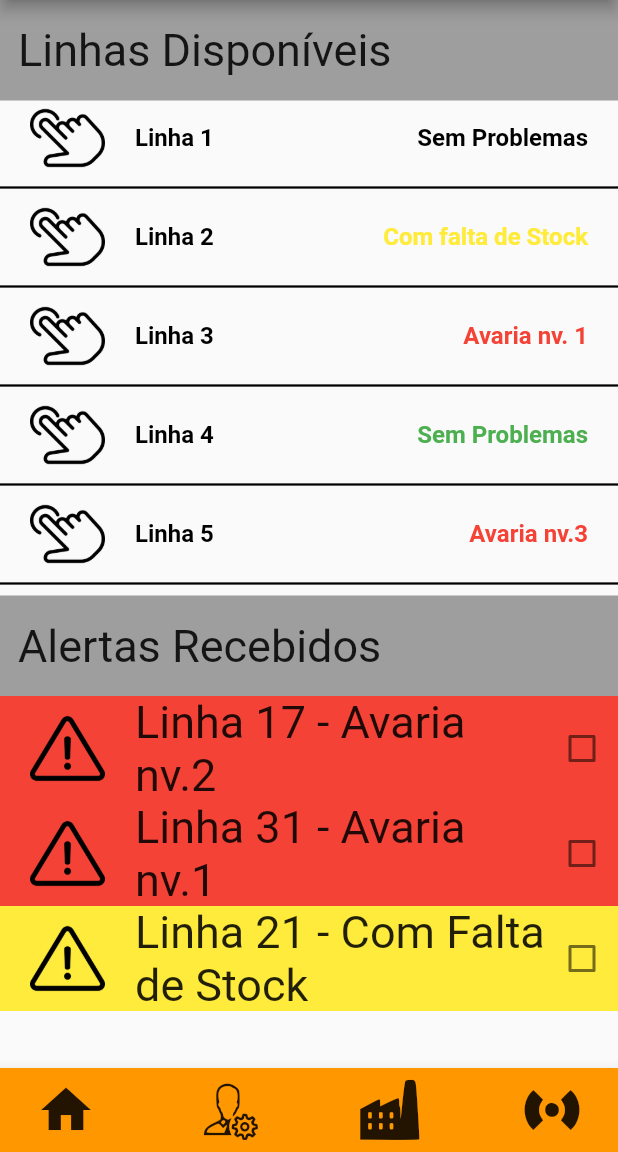
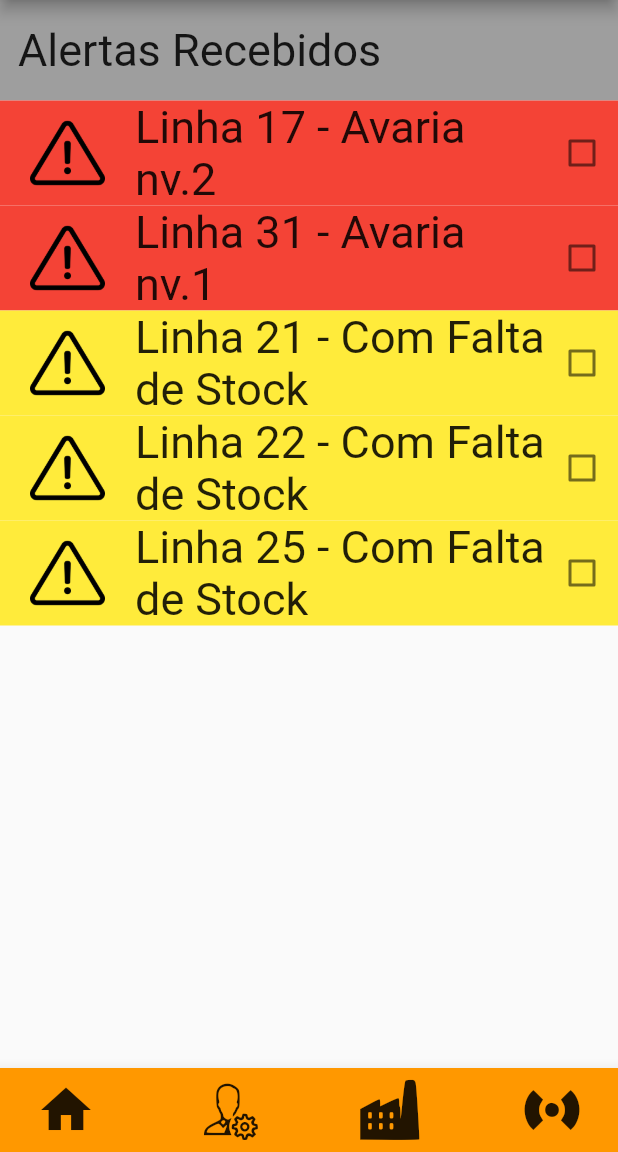
Before and after one commit to Patricio-Simoes/App-Continental, a Flutter app: the Home screen opened directly, after a tap on an icon or button, on a phone screen of 412 x 824 dp, the part 84-1236 px from its top. Run offline on Flutter 3.47's test engine with Material 2 defaults, Android fonts, the light colour scheme and no system bars.

Commit message:
added alert page

```diff
--- a/lib/LowerAppBar.dart
+++ b/lib/LowerAppBar.dart
@@ -1,6 +1,9 @@
 import 'package:flutter/material.dart';
 import 'package:app_continental/helpers/flutterfont.dart';
 import 'package:app_continental/factory_lines.dart';
+import 'admin-panel.dart';
+import 'home.dart';
+import 'alerts.dart';
 
 class LowerAppBar extends StatelessWidget implements PreferredSizeWidget {
   const LowerAppBar({super.key});
@@ -19,7 +22,10 @@ class LowerAppBar extends StatelessWidget implements PreferredSizeWidget {
             icon: const Icon(Icons.home),
             iconSize: 40,
             onPressed: () {
-              // Handle menu button press
+              Navigator.push(
+                context,
+                MaterialPageRoute(builder: (context) => const Home()),
+              );
             },
           ),
           //  const Spacer(),
@@ -29,7 +35,10 @@ class LowerAppBar extends StatelessWidget implements PreferredSizeWidget {
             icon: const Icon(FlutterFontIcons.admin),
             iconSize: 40,
             onPressed: () {
-              // Handle menu button press
+              Navigator.push(
+                context,
+                MaterialPageRoute(builder: (context) => const adminPanel()),
+              );
             },
           ),
 
@@ -52,7 +61,11 @@ class LowerAppBar extends StatelessWidget implements PreferredSizeWidget {
             tooltip: 'Alertas Recebidos',
             icon: const Icon(FlutterFontIcons.alert),
             iconSize: 40,
-            onPressed: () {},
+            onPressed: () {
+              Navigator.push(
+                context,
+                MaterialPageRoute(builder: (context) => const Alerts()),
+              );},
           ),
         ],
       ),
--- /dev/null
+++ b/lib/alerts.dart
@@ -0,0 +1,212 @@
+import 'package:app_continental/LowerAppBar.dart';
+import 'package:app_continental/TopAppBar.dart';
+import 'package:flutter/material.dart';
+
+class Alerts extends StatefulWidget {
+  const Alerts({super.key});
+
+  @override
+  State<Alerts> createState() => _AlertsState();
+}
+
+class _AlertsState extends State<Alerts> {
+  bool isChecked = false;
+  @override
+  Widget build(BuildContext context) {
+    return Scaffold(
+      appBar: const TopAppBar(),
+      body: Column(
+        crossAxisAlignment: CrossAxisAlignment.start,
+        children: [
+          Container(
+            color: Colors.grey,
+            width: double.infinity,
+            child: const Row(
+              children: [
+                Padding(
+                  padding: EdgeInsets.fromLTRB(12, 16, 0, 16),
+                  child: Text(
+                    'Alertas Recebidos',
+                    style: TextStyle(fontSize: 30),
+                  ),
+                ),
+              ],
+            ),
+          ),
+          Container(
+            color: Colors.red,
+            width: double.infinity,
+            child: Row(
+              mainAxisAlignment: MainAxisAlignment.spaceEvenly,
+              children: [
+                Padding(
+                  padding: const EdgeInsets.only(left: 20),
+                  child: Image.asset(
+                    'assets/images/warning.png',
+                    width: 50,
+                    height: 50,
+                  ),
+                ),
+                const SizedBox(
+                  width: 20,
+                ),
+                const Expanded(
+                  child: Text(
+                    'Linha 17 - Avaria nv.2',
+                    style: TextStyle(fontSize: 30),
+                  ),
+                ),
+                Checkbox(
+                  value: isChecked,
+                  onChanged: (bool? newValue) {
+                    setState(() {
+                      isChecked = newValue!;
+                    });
+                  },
+                ),
+              ],
+            ),
+          ),
+          Container(
+            color: Colors.red,
+            width: double.infinity,
+            child: Row(
+              mainAxisAlignment: MainAxisAlignment.spaceEvenly,
+              children: [
+                Padding(
+                  padding: const EdgeInsets.only(left: 20),
+                  child: Image.asset(
+                    'assets/images/warning.png',
+                    width: 50,
+                    height: 50,
+                  ),
+                ),
+                const SizedBox(
+                  width: 20,
+                ),
+                const Expanded(
+                  child: Text(
+                    'Linha 31 - Avaria nv.1',
+                    style: TextStyle(fontSize: 30),
+                  ),
+                ),
+                Checkbox(
+                  value: isChecked,
+                  onChanged: (bool? newValue) {
+                    setState(() {
+                      isChecked = newValue!;
+                    });
+                  },
+                ),
+              ],
+            ),
+          ),
+          Container(
+            color: Colors.yellow,
+            width: double.infinity,
+            child: Row(
+              mainAxisAlignment: MainAxisAlignment.spaceEvenly,
+              children: [
+                Padding(
+                  padding: const EdgeInsets.only(left: 20),
+                  child: Image.asset(
+                    'assets/images/warning.png',
+                    width: 50,
+                    height: 50,
+                  ),
+                ),
+                const SizedBox(
+                  width: 20,
+                ),
+                const Expanded(
+                  child: Text(
+                    'Linha 21 - Com Falta de Stock',
+                    style: TextStyle(fontSize: 30),
+                  ),
+                ),
+                Checkbox(
+                  value: isChecked,
+                  onChanged: (bool? newValue) {
+                    setState(() {
+                      isChecked = newValue!;
+                    });
+                  },
+                ),
+              ],
+            ),
+          ),
+          Container(
+            color: Colors.yellow,
+            width: double.infinity,
+            child: Row(
+              mainAxisAlignment: MainAxisAlignment.spaceEvenly,
+              children: [
+                Padding(
+                  padding: const EdgeInsets.only(left: 20),
+                  child: Image.asset(
+                    'assets/images/warning.png',
+                    width: 50,
+                    height: 50,
+                  ),
+                ),
+                const SizedBox(
+                  width: 20,
+                ),
+                const Expanded(
+                  child: Text(
+                    'Linha 22 - Com Falta de Stock',
+                    style: TextStyle(fontSize: 30),
+                  ),
+                ),
+                Checkbox(
+                  value: isChecked,
+                  onChanged: (bool? newValue) {
+                    setState(() {
+                      isChecked = newValue!;
+                    });
+                  },
+                ),
+              ],
+            ),
+          ),
+          Container(
+            color: Colors.yellow,
+            width: double.infinity,
+            child: Row(
+              mainAxisAlignment: MainAxisAlignment.spaceEvenly,
+              children: [
+                Padding(
+                  padding: const EdgeInsets.only(left: 20),
+                  child: Image.asset(
+                    'assets/images/warning.png',
+                    width: 50,
+                    height: 50,
+                  ),
+                ),
+                const SizedBox(
+                  width: 20,
+                ),
+                const Expanded(
+                  child: Text(
+                    'Linha 25 - Com Falta de Stock',
+                    style: TextStyle(fontSize: 30),
+                  ),
+                ),
+                Checkbox(
+                  value: isChecked,
+                  onChanged: (bool? newValue) {
+                    setState(() {
+                      isChecked = newValue!;
+                    });
+                  },
+                ),
+              ],
+            ),
+          ),
+          // Add more rows as needed
+        ],
+      ),
+      bottomNavigationBar: const LowerAppBar(),
+    );
+  }
+}
--- a/lib/home.dart
+++ b/lib/home.dart
@@ -267,7 +267,6 @@ class _HomeState extends State<Home> {
             color: Colors.grey,
             width: double.infinity,
             child: const Row(
-
               children: [
                 Padding(
                   padding: EdgeInsets.fromLTRB(12, 16, 0, 16),
```
Also changed, not shown: lib/admin-panel.dart (+137 -0 lines), lib/factory_lines.dart (+1 -6 lines).
